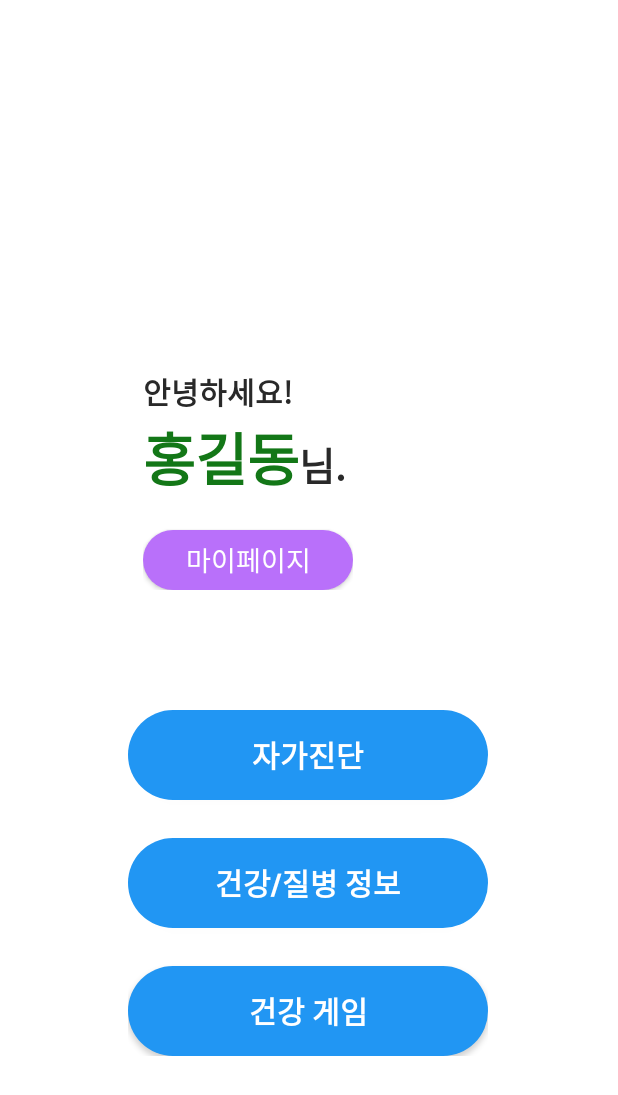
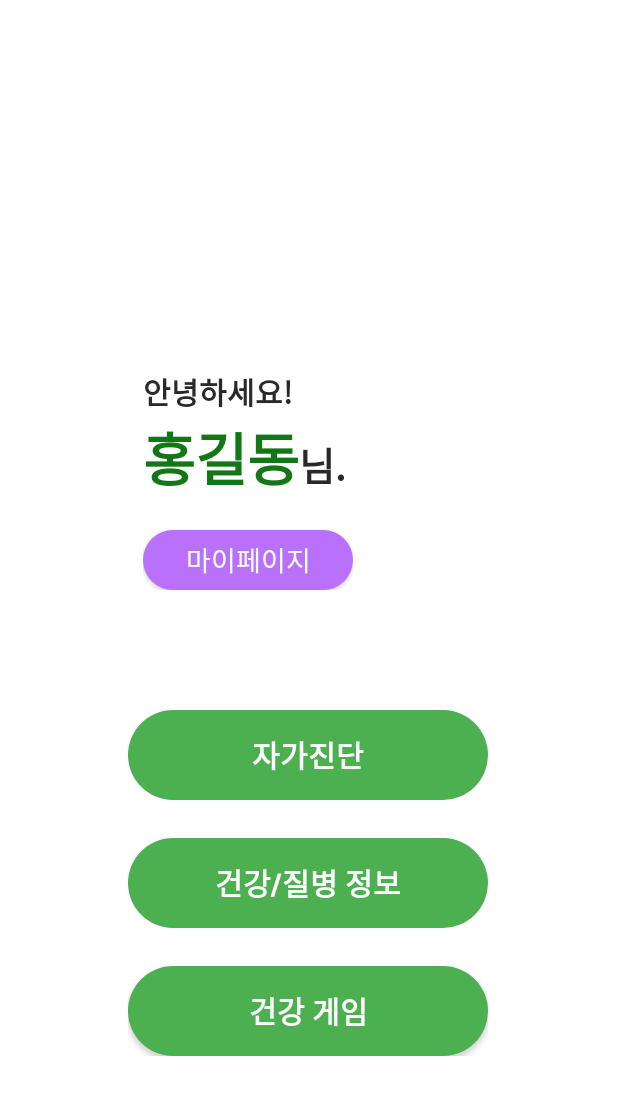
Before and after one commit to Godeok/ChanNuLi, an Android app: the MainActivity screen opened directly, with no data from a screen before it, on a phone screen of 412 x 824 dp. Shown: the top 1095 px of the screen. Run offline under Robolectric (Android 15) with nearby library versions, the phone set to English and light mode, and no system bars; 1 statement that could not run was skipped.

Commit message:
[UPDATE] 버튼 색상 변경

```diff
--- a/app/src/main/res/drawable/btn_main_menu.xml
+++ b/app/src/main/res/drawable/btn_main_menu.xml
@@ -2,7 +2,7 @@
 <shape xmlns:android="http://schemas.android.com/apk/res/android"
     android:padding="10dp"
     android:shape="rectangle" >
-    <solid android:color="#2196F3" />
+    <solid android:color="#4CAF50" />
     <corners
         android:bottomLeftRadius="50dp"
         android:bottomRightRadius="50dp"
```
